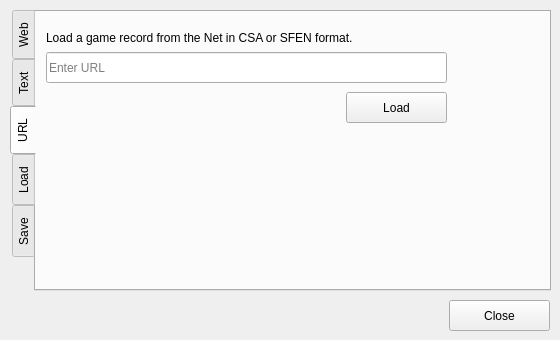
This is forms/recorddialog.ui in shogimaru/shogimaru as Qt 5 draws it before an edit. The edited form follows.
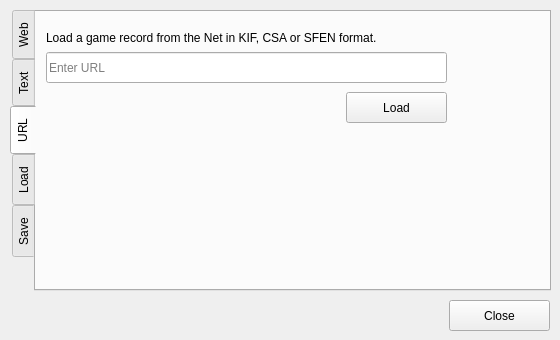
This is the edited form.

Diff of the .ui file:
```diff
--- a/forms/recorddialog.ui
+++ b/forms/recorddialog.ui
@@ -125,7 +125,7 @@
       </rect>
      </property>
      <property name="text">
-      <string>Load a game record from the Net in CSA or SFEN format.</string>
+      <string>Load a game record from the Net in KIF, CSA or SFEN format.</string>
      </property>
     </widget>
     <widget class="QLineEdit" name="urlLineEdit">
```
Left out of the diff: 4 changed lines with no effect on the pictures.
